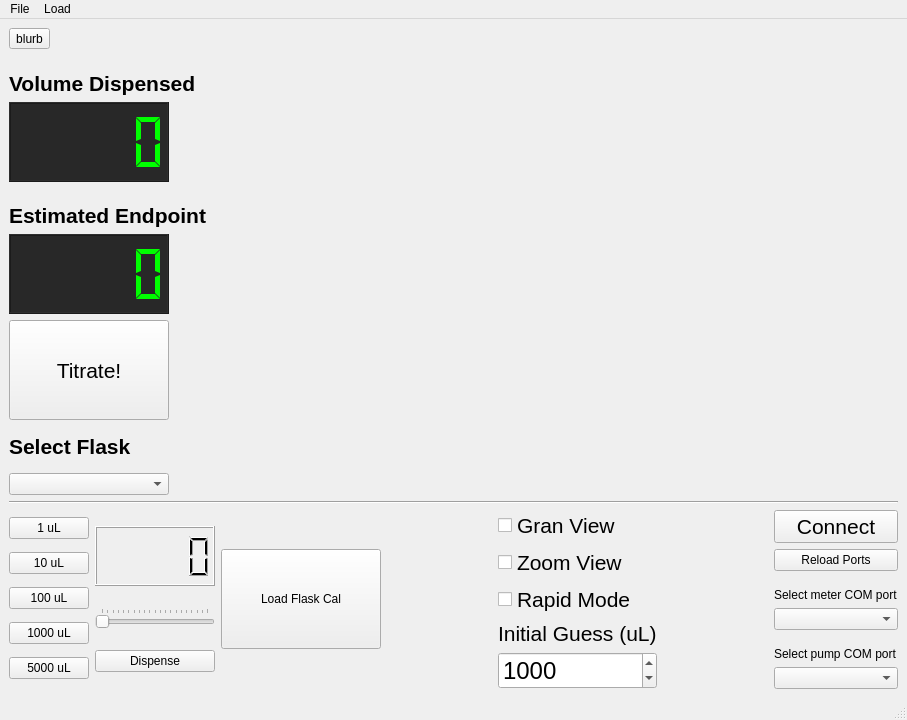
Old version of the form winkler.ui in the repository boom-lab/winkler-titrator.
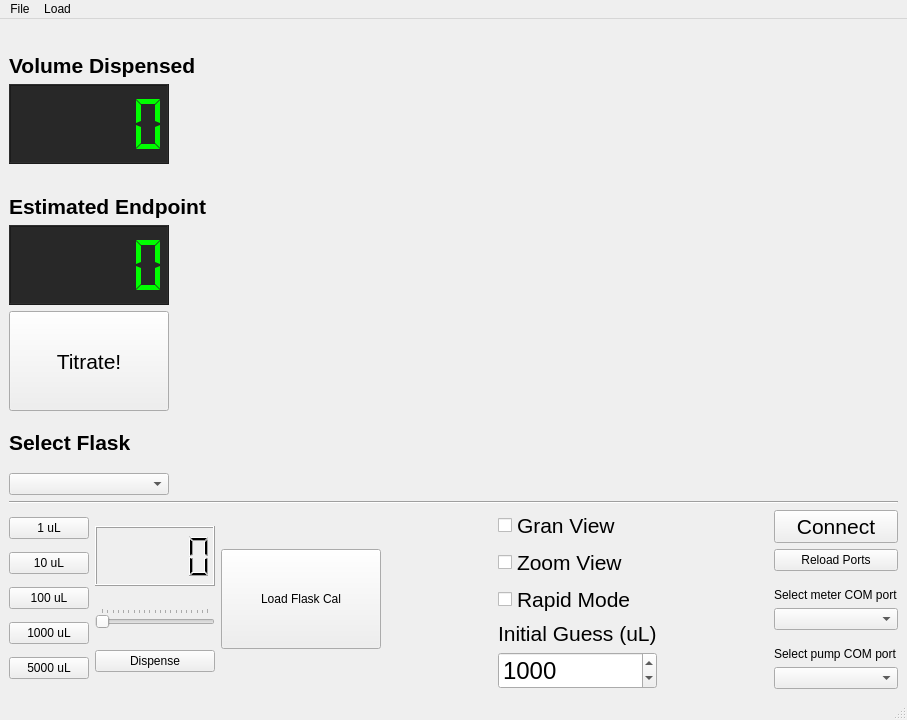
New version of the form. Icons and pictures are not drawn. Custom widgets are drawn as their Qt base class.

```diff
--- a/winkler.ui
+++ b/winkler.ui
@@ -28,17 +28,7 @@
    </property>
    <layout class="QGridLayout" name="gridLayout">
     <item row="0" column="0">
-     <layout class="QVBoxLayout" name="verticalLayout" stretch="0,3,0,0">
-      <item>
-       <widget class="QToolButton" name="toolButton">
-        <property name="text">
-         <string>blurb</string>
-        </property>
-        <property name="icon">
-         <iconset theme="open"/>
-        </property>
-       </widget>
-      </item>
+     <layout class="QVBoxLayout" name="verticalLayout" stretch="3,0,0">
       <item>
        <layout class="QHBoxLayout" name="horizontalLayout_upper">
         <item>
```
Left out of the diff: 18 changed lines with no effect on the pictures.
